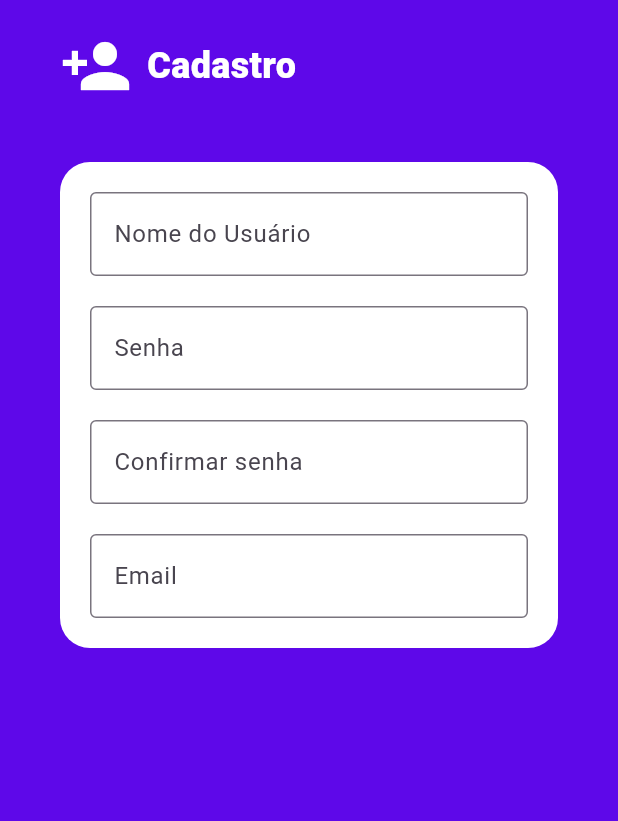
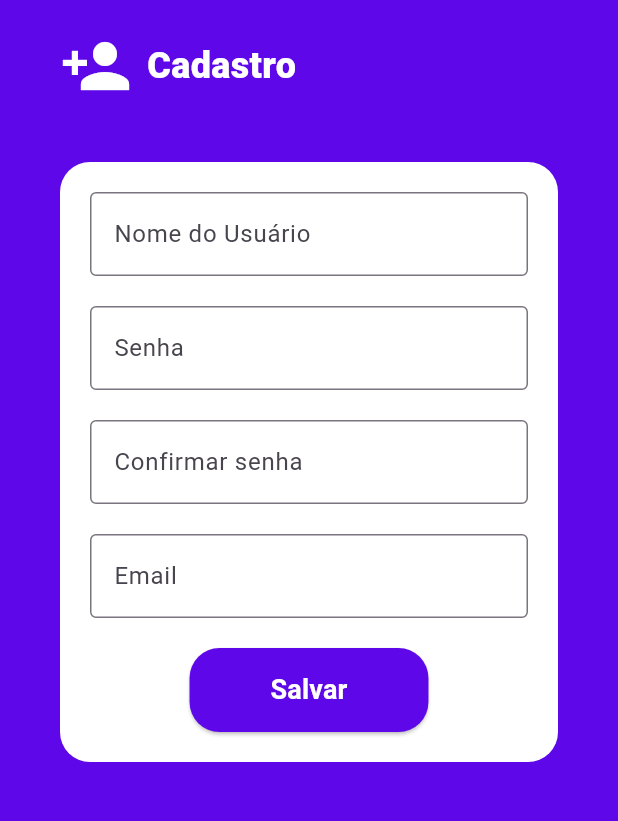
Before and after one commit to MaisUmMatheus/LinguiLearn, a Flutter app: the CadastroPage screen opened directly, on a phone screen of 412 x 824 dp, the part 261-1082 px from its top. Run offline on Flutter 3.47's test engine with Material 3 defaults, Android fonts, the phone set to English and light mode, and no system bars; our stand-ins replace shared_preferences; missing offline and left inert: postgres; accounts and stored records are empty.

Commit message:
Projeto Pronto

```diff
--- a/projetodesing/lib/page.cadastro.dart
+++ b/projetodesing/lib/page.cadastro.dart
@@ -1,6 +1,37 @@
 import 'package:flutter/material.dart';
 
-class CadastroPage extends StatelessWidget {
+class CadastroPage extends StatefulWidget {
+  @override
+  _CadastroPageState createState() => _CadastroPageState();
+}
+
+class _CadastroPageState extends State<CadastroPage> {
+  final _nomeController = TextEditingController();
+  final _senhaController = TextEditingController();
+  final _confirmarSenhaController = TextEditingController();
+  final _emailController = TextEditingController();
+
+  void _salvarCadastro() {
+    if (_nomeController.text.isNotEmpty &&
+        _senhaController.text.isNotEmpty &&
+        _confirmarSenhaController.text.isNotEmpty &&
+        _emailController.text.isNotEmpty) {
+      // Mostrar mensagem de "Cadastro salvo"
+      ScaffoldMessenger.of(context).showSnackBar(
+        SnackBar(
+          content: Text('Cadastro salvo!'),
+        ),
+      );
+    } else {
+      // Mostrar mensagem de erro
+      ScaffoldMessenger.of(context).showSnackBar(
+        SnackBar(
+          content: Text('Por favor, preencha todos os campos.'),
+        ),
+      );
+    }
+  }
+
   @override
   Widget build(BuildContext context) {
     return Scaffold(
@@ -68,6 +99,7 @@ class CadastroPage extends StatelessWidget {
                   child: Column(
                     children: [
                       TextField(
+                        controller: _nomeController,
                         decoration: InputDecoration(
                           labelText: 'Nome do Usuário',
                           fillColor: Colors.white,
@@ -76,6 +108,7 @@ class CadastroPage extends StatelessWidget {
                       ),
                       SizedBox(height: 20),
                       TextField(
+                        controller: _senhaController,
                         decoration: InputDecoration(
                           labelText: 'Senha',
                           border: OutlineInputBorder(),
@@ -84,16 +117,41 @@ class CadastroPage extends StatelessWidget {
                       ),
                       SizedBox(height: 20),
                       TextField(
+                        controller: _confirmarSenhaController,
                         decoration: InputDecoration(
                           labelText: 'Confirmar senha',
                           border: OutlineInputBorder(),
                         ),
+                        obscureText: true,
                       ),
                       SizedBox(height: 20),
                       TextField(
+                        controller: _emailController,
                         decoration: InputDecoration(
                           labelText: 'Email',
                           border: OutlineInputBorder(),
+                        ),
+                      ),
+                      SizedBox(height: 20),
+                      ElevatedButton(
+                        onPressed: _salvarCadastro,
+                        style: ElevatedButton.styleFrom(
+                          backgroundColor: Color.fromARGB(255, 94, 8, 233),
+                          shape: RoundedRectangleBorder(
+                            borderRadius: BorderRadius.circular(20),
+                          ),
+                        ),
+                        child: Padding(
+                          padding: EdgeInsets.symmetric(
+                              vertical: 15, horizontal: 30),
+                          child: Text(
+                            'Salvar',
+                            style: TextStyle(
+                              fontSize: 18,
+                              color: Colors.white,
+                              fontWeight: FontWeight.bold,
+                            ),
+                          ),
                         ),
                       ),
                     ],
--- a/projetodesing/lib/page.login.dart
+++ b/projetodesing/lib/page.login.dart
@@ -22,9 +22,9 @@ class _LoginOficialPageState extends State<LoginOficialPage> {
     final username = _usernameController.text;
     final password = _passwordController.text;
 
-    // As credenciais corretas podem ser armazenadas em um banco de dados ou em variáveis
-    const correctUsername = 'admin';
-    const correctPassword = 'admin';
+
+    const correctUsername = 'root';
+    const correctPassword = 'root';
 
     if (username == correctUsername && password == correctPassword) {
       SharedPreferences prefs = await SharedPreferences.getInstance();
--- a/projetodesing/pubspec.yaml
+++ b/projetodesing/pubspec.yaml
@@ -73,6 +73,11 @@ flutter:
     - assets/Loquinhos.png
     - assets/Livros.png
     - assets/Certificado.png
+    - assets/USA.png
+    - assets/Espanhol.png
+    - assets/Italiano.png
+    - assets/Frances.png
+    - assets/Bandeiras.png
 
   # To add assets to your application, add an assets section, like this:
   # assets:
```
Also changed, not shown: projetodesing/lib/page.Espanhol.dart (+14 -36 lines), projetodesing/lib/page.Frances.dart (+25 -47 lines), projetodesing/lib/page.Ingles.dart (+15 -36 lines), projetodesing/lib/page.Italiano.dart (+14 -36 lines), projetodesing/lib/page.MenuLinguas.dart (+10 -4 lines), projetodesing/assets/Bandeiras.png (added), projetodesing/assets/Espanhol.png (added), projetodesing/assets/Frances.png (added), projetodesing/assets/Italiano.png (added), projetodesing/assets/USA.png (added).
